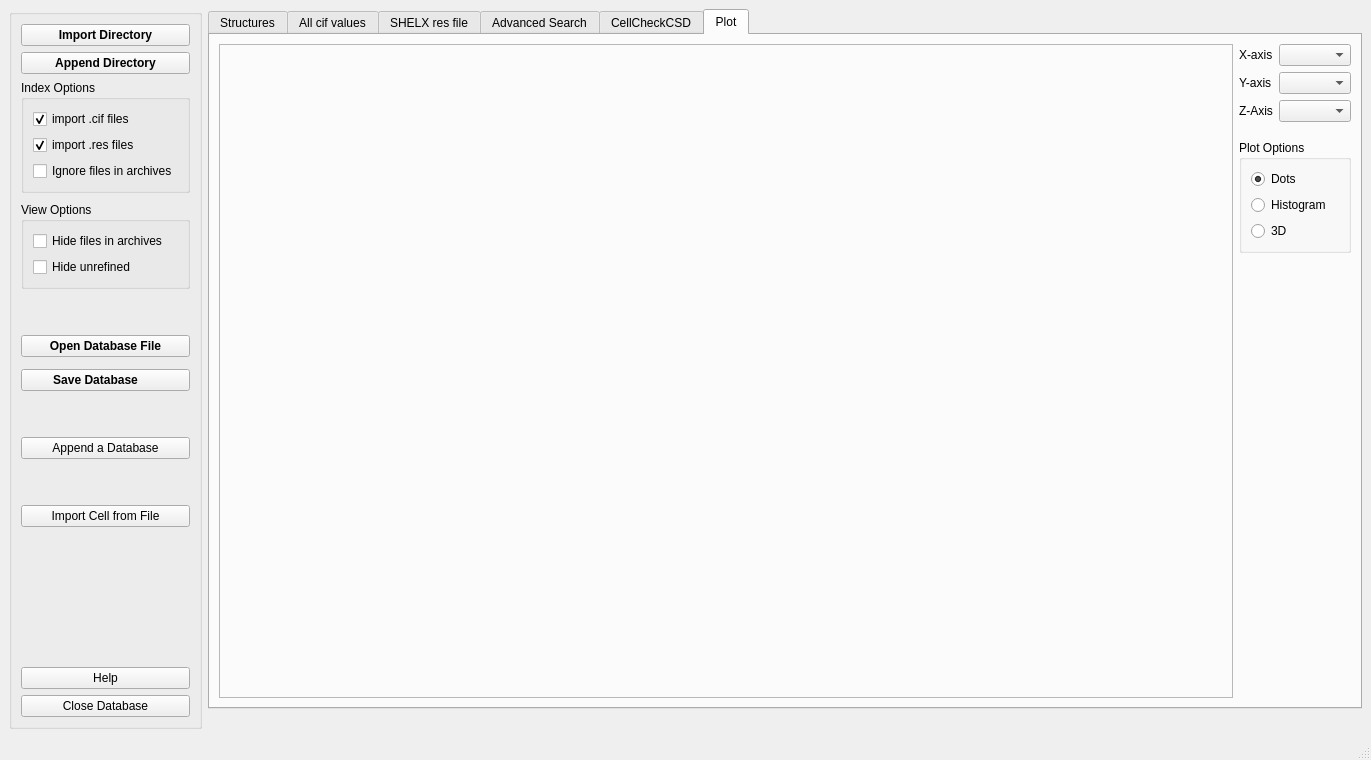
The window that src/structurefinder/gui/strf_main.ui (dkratzert/StructureFinder) describes before a commit, drawn with Qt 5.
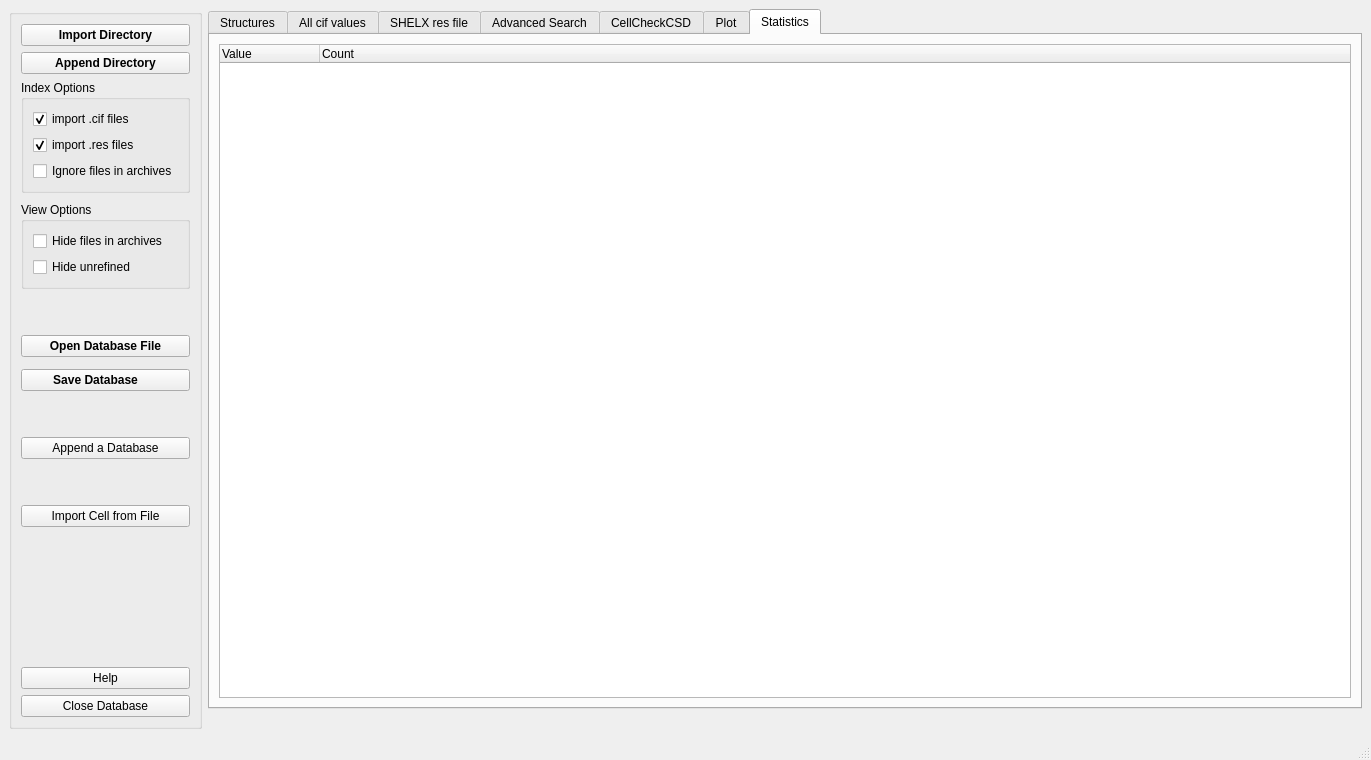
The same window after the commit. The open tabs and pages were chosen to show the change. Custom widgets are drawn as their Qt base class.

Commit message: Add database statistics tab with clickable filtering (#43)

```diff
--- a/src/structurefinder/gui/strf_main.ui
+++ b/src/structurefinder/gui/strf_main.ui
@@ -3458,6 +3458,42 @@
             </item>
            </layout>
           </widget>
+          <widget class="QWidget" name="statisticsTab">
+           <attribute name="title">
+            <string>Statistics</string>
+           </attribute>
+           <layout class="QVBoxLayout" name="statisticsTabLayout">
+            <item>
+             <widget class="QTreeWidget" name="statisticsTreeWidget">
+              <property name="editTriggers">
+               <set>QAbstractItemView::EditTrigger::NoEditTriggers</set>
+              </property>
+              <property name="alternatingRowColors">
+               <bool>true</bool>
+              </property>
+              <property name="selectionMode">
+               <enum>QAbstractItemView::SelectionMode::SingleSelection</enum>
+              </property>
+              <property name="uniformRowHeights">
+               <bool>true</bool>
+              </property>
+              <property name="sortingEnabled">
+               <bool>false</bool>
+              </property>
+              <column>
+               <property name="text">
+                <string>Value</string>
+               </property>
+              </column>
+              <column>
+               <property name="text">
+                <string>Count</string>
+               </property>
+              </column>
+             </widget>
+            </item>
+           </layout>
+          </widget>
          </widget>
         </item>
         <item>
```
The commit also changes 4 other files.
